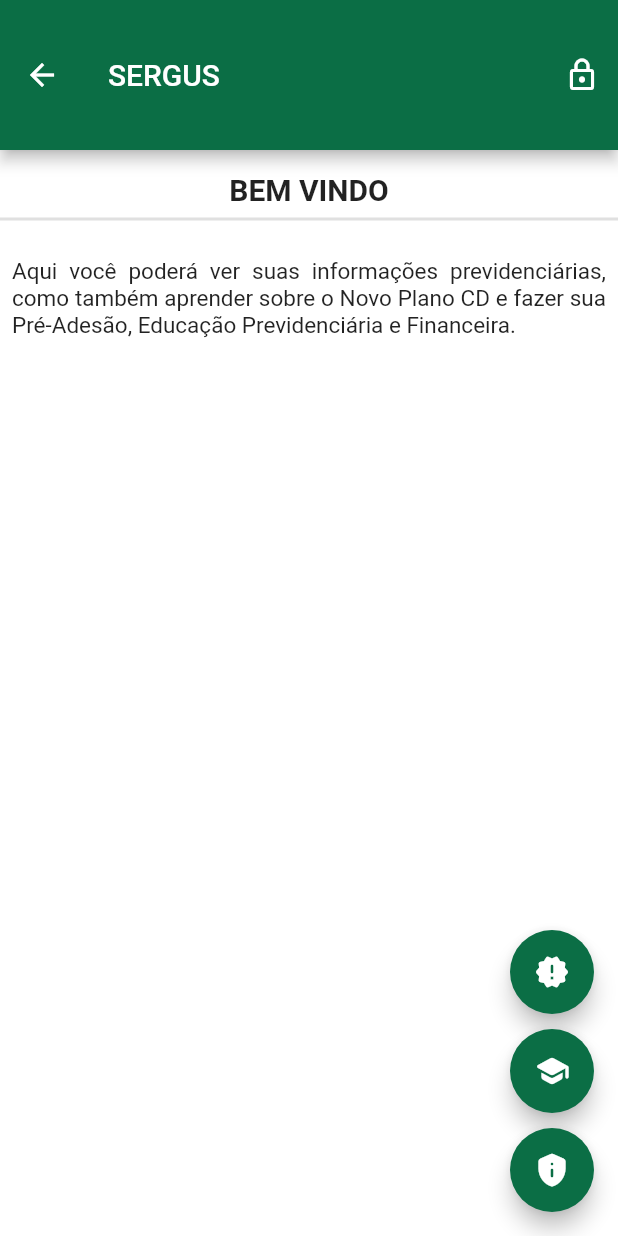
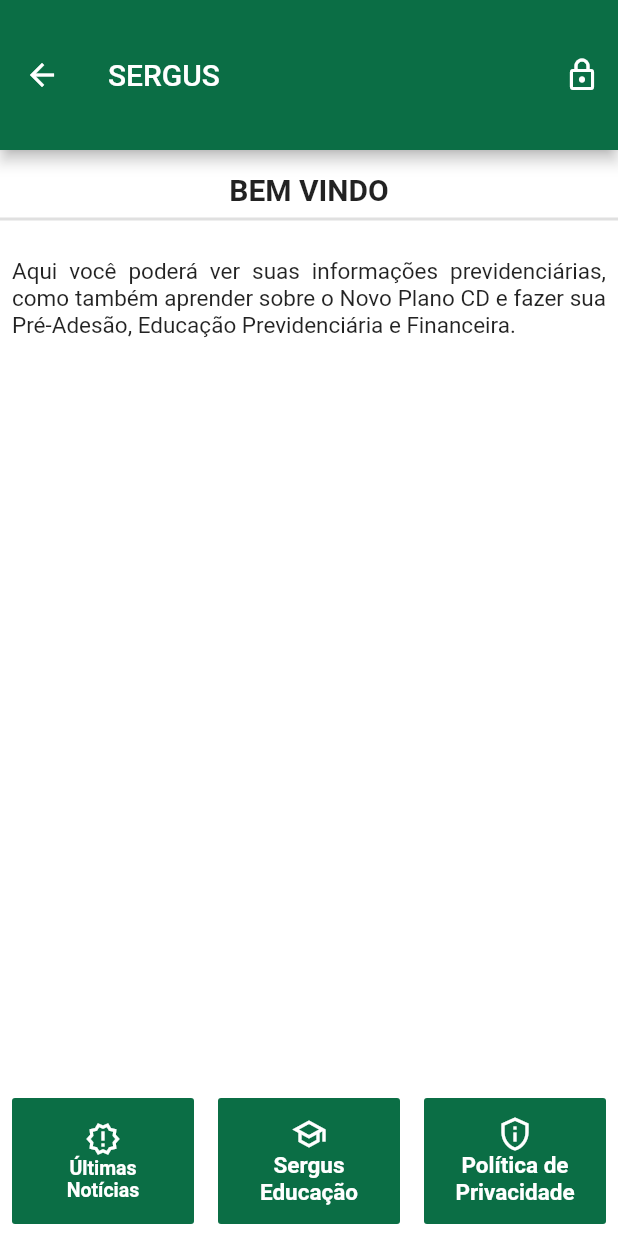
Before and after one commit to victorbnunesdev/sergus, a Flutter app: the SobreView screen opened by its route, on a phone screen of 412 x 824 dp. Run offline on Flutter 3.47's test engine with Material 2 defaults, Android fonts, the phone set to English and light mode, and no system bars.

Commit message:
Tela Sobre: Adicionando botões de rodapé

```diff
--- a/sergusapp/lib/app/views/sobre/sobre_view.dart
+++ b/sergusapp/lib/app/views/sobre/sobre_view.dart
@@ -2,7 +2,6 @@
 import 'package:sergusapp/app/views/sobre/inicio_partial_view.dart';
 import 'package:sergusapp/app/views/sobre/politica_privacidade_partial_view.dart';
 import 'package:sergusapp/app/views/sobre/sergus_educacao_partial_view.dart';
-import 'package:sergusapp/app/views/sobre/sobre_botoes_partial_view.dart';
 import 'package:sergusapp/app/views/sobre/ultimas_noticias_partial_view.dart';
 import 'package:sergusapp/constants.dart';
 
@@ -28,10 +27,17 @@
           ),
         ],
       ),
-      body: SingleChildScrollView(
-        child: preencherSessaoInterna(sobrePartialViews),
+      body: Column(
+        children: [
+          Expanded(
+            child: SingleChildScrollView(
+              child: preencherSessaoInterna(sobrePartialViews),
+            ),
+          ),
+          preencherRodape(context),
+        ],
       ),
-      floatingActionButton: SobreBotoesPartialView(),
+      //floatingActionButton: SobreBotoesPartialView(),
     );
   }
 }
@@ -56,3 +62,116 @@
       return InicioPartialView();
   }
 }
+
+preencherRodape(BuildContext context) {
+  return Row(
+    children: [
+      Expanded(
+        child: Container(
+          padding: const EdgeInsets.all(8.0),
+          height: 100,
+          child: FlatButton(
+            color: kPrimaryColor,
+            onPressed: () {
+              Navigator.pushReplacement(
+                context,
+                MaterialPageRoute(
+                  builder: (context) => SobreView(
+                      sobrePartialViews: SobrePartialViews.ultimas_noticias),
+                ),
+              );
+            },
+            child: Column(
+              mainAxisAlignment: MainAxisAlignment.center,
+              children: [
+                Icon(
+                  Icons.new_releases_outlined,
+                  color: Colors.white,
+                ),
+                Text(
+                  'Últimas Notícias',
+                  textAlign: TextAlign.center,
+                  style: TextStyle(
+                      color: Colors.white,
+                      fontWeight: FontWeight.bold,
+                      fontSize: 13),
+                ),
+              ],
+            ),
+          ),
+        ),
+      ),
+      Expanded(
+        child: Container(
+          padding: const EdgeInsets.all(8.0),
+          height: 100,
+          child: FlatButton(
+            color: kPrimaryColor,
+            onPressed: () {
+              Navigator.pushReplacement(
+                context,
+                MaterialPageRoute(
+                  builder: (context) => SobreView(
+                      sobrePartialViews: SobrePartialViews.sergus_educacao),
+                ),
+              );
+            },
+            child: Column(
+              mainAxisAlignment: MainAxisAlignment.center,
+              children: [
+                Icon(
+                  Icons.school_outlined,
+                  color: Colors.white,
+                ),
+                Text(
+                  'Sergus Educação',
+                  textAlign: TextAlign.center,
+                  style: TextStyle(
+                      color: Colors.white,
+                      fontWeight: FontWeight.bold,
+                      fontSize: 15),
+                ),
+              ],
+            ),
+          ),
+        ),
+      ),
+      Expanded(
+        child: Container(
+          padding: const EdgeInsets.all(8.0),
+          height: 100,
+          child: FlatButton(
+            color: kPrimaryColor,
+            onPressed: () {
+              Navigator.pushReplacement(
+                context,
+                MaterialPageRoute(
+                  builder: (context) => SobreView(
+                      sobrePartialViews:
+                          SobrePartialViews.politica_de_privacidade),
+                ),
+              );
+            },
+            child: Column(
+              mainAxisAlignment: MainAxisAlignment.center,
+              children: [
+                Icon(
+                  Icons.privacy_tip_outlined,
+                  color: Colors.white,
+                ),
+                Text(
+                  'Política de Privacidade',
+                  textAlign: TextAlign.center,
+                  style: TextStyle(
+                      color: Colors.white,
+                      fontWeight: FontWeight.bold,
+                      fontSize: 15),
+                ),
+              ],
+            ),
+          ),
+        ),
+      ),
+    ],
+  );
+}
```
Also changed, not shown: sergusapp/lib/app/views/sobre_view.dart (deleted, +0 -49 lines).
